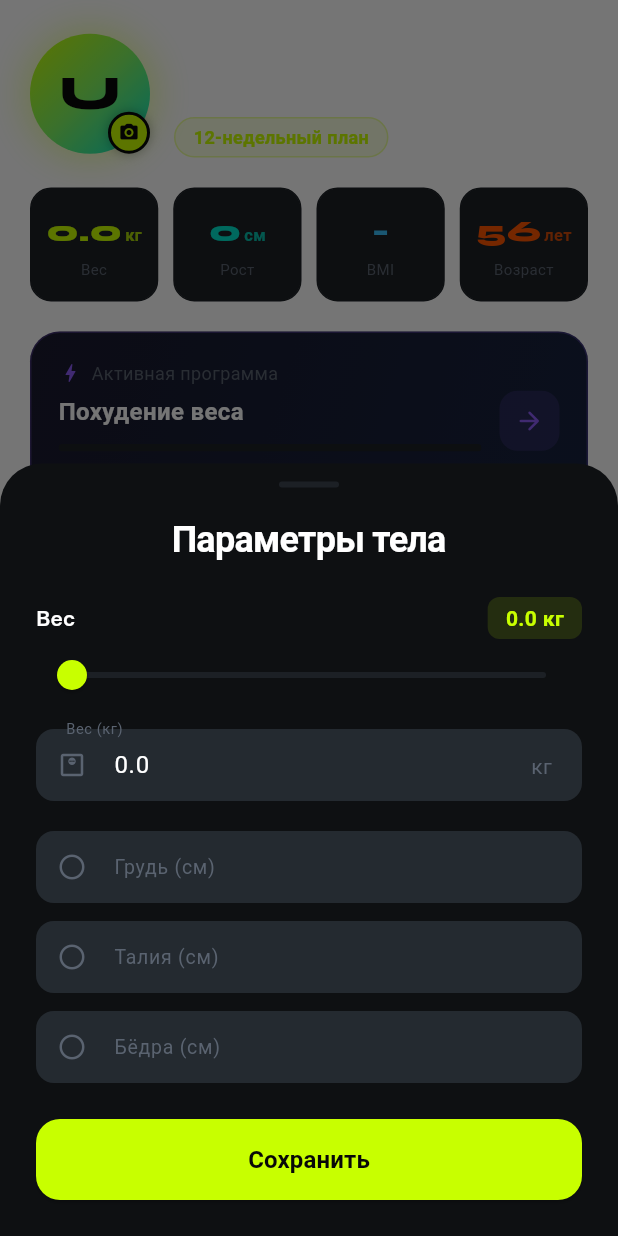
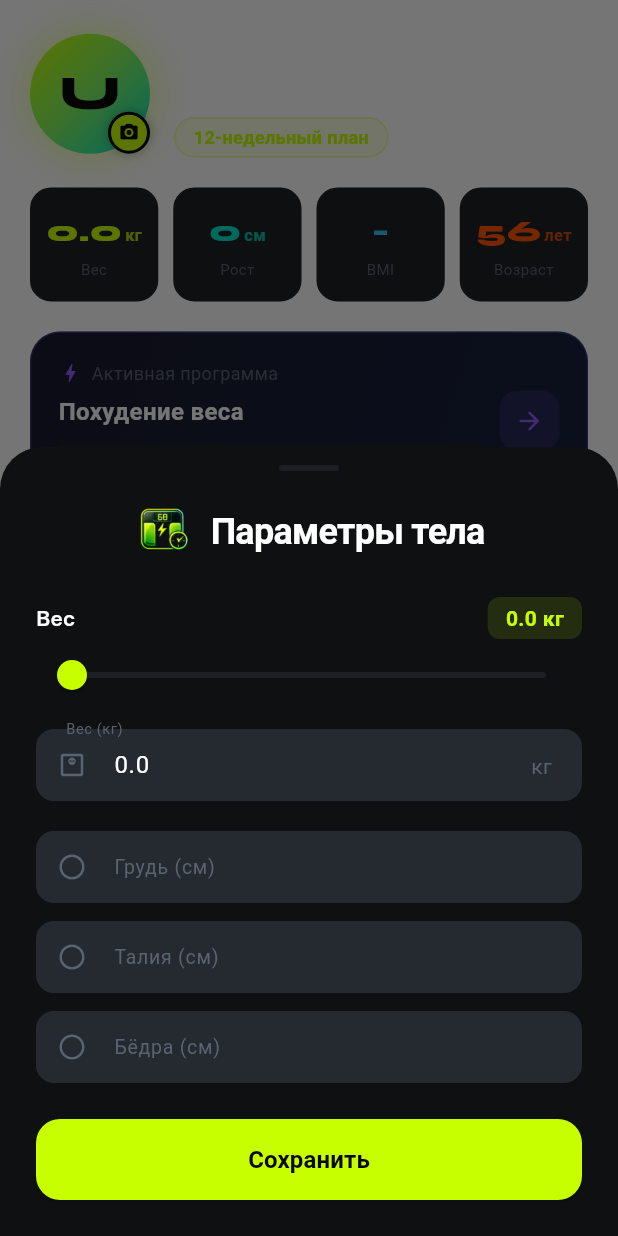
Before and after one commit to maksimyugov89/fitnesbuster, a Flutter app: the ProfileScreen screen opened directly, after a tap on "Параметры тела", on a phone screen of 412 x 824 dp. Run offline on Flutter 3.47's test engine with Material 3 defaults, Android fonts, the phone set to English and light mode, and no system bars; our stand-ins replace bloc, cached_network_image, cloud_firestore, cloud_functions, connectivity_plus, equatable and 22 more; missing offline and left inert: health, mobile_scanner, model_viewer_plus, openfoodfacts; accounts and stored records are empty; project files that could hold a hidden picture were left out.

Commit message:
Wire up the 12 unused illustrated icons in assets/icons
AppImages already listed paths for all 12 (Bluetooth_Devices,
Calorie_Counter, Camera_&_Avatar, Exercises, Notifications, Nutrition,
Progress_Analytics, Running, Strength_Training, Supplements,
Weight_Tracker, Workout_Timer) but nothing in lib/ ever referenced the
class — dead assets sitting in the bundle. Placed each where it
matches an existing feature:

- Bluetooth_Devices  → Health Sync screen header (replaces plain sync icon)
- Camera_&_Avatar    → avatar picker sheet header
- Weight_Tracker     → Body Params sheet header (new SheetWrapper.iconAsset)
- Notifications      → Notifications sheet header (same iconAsset param)
- Nutrition          → Nutrition screen header
- Calorie_Counter    → daily calorie progress card
- Exercises          → Exercise browser app bar title
- Workout_Timer      → prep/rest phase label during workout execution
- Running / Strength_Training → onboarding running-preference cards
  (replaces the 🏃/🏋 emoji placeholders)
- Supplements        → supplement cards in the AI meal plan
- Progress_Analytics → Progress screen header

SheetWrapper gained an optional `iconAsset` param instead of
duplicating header-building code per sheet.

Co-Authored-By: Claude Sonnet 5 <noreply@anthropic.com>

```diff
--- a/lib/presentation/screens/nutrition/meal_plan_screen.dart
+++ b/lib/presentation/screens/nutrition/meal_plan_screen.dart
@@ -6,6 +6,7 @@ import 'package:fitnesbuster/core/localization/app_localizations.dart';
 import 'package:go_router/go_router.dart';
 import 'package:fitnesbuster/core/theme/app_theme.dart' hide AppTheme;
 import 'package:fitnesbuster/core/theme/dynamic_theme.dart';
+import 'package:fitnesbuster/core/theme/app_images.dart';
 import 'package:fitnesbuster/core/di/injection.dart';
 import 'package:fitnesbuster/domain/repositories/i_user_repository.dart';
 import 'package:fitnesbuster/data/models/ai_meal_plan.dart';
@@ -494,7 +495,7 @@ class _MealPlanScreenState extends State<MealPlanScreen> {
       child: Row(
         crossAxisAlignment: CrossAxisAlignment.start,
         children: [
-          const Text('💊', style: TextStyle(fontSize: 20)),
+          Image.asset(AppImages.supplements, width: 28, height: 28),
           const SizedBox(width: 12),
           Expanded(
             child: Column(
--- a/lib/presentation/widgets/nutrition/daily_progress_card.dart
+++ b/lib/presentation/widgets/nutrition/daily_progress_card.dart
@@ -1,5 +1,6 @@
 import 'package:flutter/material.dart';
 import 'package:fitnesbuster/core/theme/dynamic_theme.dart';
+import 'package:fitnesbuster/core/theme/app_images.dart';
 import 'package:fitnesbuster/core/localization/app_localizations.dart';
 
 class DailyProgressCard extends StatelessWidget {
@@ -38,6 +39,8 @@ class DailyProgressCard extends StatelessWidget {
         children: [
           Row(
             children: [
+              Image.asset(AppImages.calorieCounter, width: 22, height: 22),
+              const SizedBox(width: 6),
               Text(
                 isOverLimit
                     ? context.l10n.mealExceeded(totalEaten)
--- a/lib/presentation/widgets/nutrition/nutrition_header.dart
+++ b/lib/presentation/widgets/nutrition/nutrition_header.dart
@@ -1,6 +1,7 @@
 import 'package:flutter/material.dart';
 import 'package:fitnesbuster/core/theme/app_theme.dart' hide AppTheme;
 import 'package:fitnesbuster/core/theme/dynamic_theme.dart';
+import 'package:fitnesbuster/core/theme/app_images.dart';
 import 'package:fitnesbuster/core/localization/app_localizations.dart';
 
 class NutritionHeader extends StatelessWidget {
@@ -23,6 +24,8 @@ class NutritionHeader extends StatelessWidget {
       child: Row(
         crossAxisAlignment: CrossAxisAlignment.center,
         children: [
+          Image.asset(AppImages.nutrition, width: 44, height: 44),
+          const SizedBox(width: 10),
           Expanded(
             child: Column(
               crossAxisAlignment: CrossAxisAlignment.start,
--- a/lib/presentation/widgets/profile/profile_edit_sheets.dart
+++ b/lib/presentation/widgets/profile/profile_edit_sheets.dart
@@ -2,6 +2,7 @@ import 'dart:io';
 import 'package:flutter/material.dart';
 import 'package:fitnesbuster/core/theme/app_theme.dart' hide AppTheme;
 import 'package:fitnesbuster/core/theme/dynamic_theme.dart';
+import 'package:fitnesbuster/core/theme/app_images.dart';
 import 'package:fitnesbuster/core/constants/avatar_presets.dart';
 import 'package:fitnesbuster/core/localization/app_localizations.dart';
 import 'package:fitnesbuster/presentation/widgets/profile/profile_sheet_widgets.dart';
@@ -295,6 +296,7 @@ class _BodyParamsSheetState extends State<BodyParamsSheet> {
     final l10n = context.l10n;
     return SheetWrapper(
       title: l10n.bodyParamsLabel,
+      iconAsset: AppImages.weightTracker,
       child: Column(
         children: [
           NumSlider(
@@ -631,6 +633,7 @@ class _NotificationsSheetState extends State<NotificationsSheet> {
     final colors = AppTheme.of(context);
     return SheetWrapper(
       title: context.l10n.notificationsLabel,
+      iconAsset: AppImages.notifications,
       child: Column(
         children: [
           NotifToggle(
--- a/lib/presentation/widgets/profile/profile_sheet_widgets.dart
+++ b/lib/presentation/widgets/profile/profile_sheet_widgets.dart
@@ -6,7 +6,16 @@ import 'package:fitnesbuster/core/localization/app_localizations.dart';
 class SheetWrapper extends StatelessWidget {
   final String title;
   final Widget child;
-  const SheetWrapper({super.key, required this.title, required this.child});
+
+  /// Optional illustrated icon (e.g. an [AppImages] asset) shown beside the
+  /// title instead of the bare text header.
+  final String? iconAsset;
+  const SheetWrapper({
+    super.key,
+    required this.title,
+    required this.child,
+    this.iconAsset,
+  });
 
   @override
   Widget build(BuildContext context) {
@@ -35,7 +44,16 @@ class SheetWrapper extends StatelessWidget {
               ),
             ),
             const SizedBox(height: 20),
-            Text(title, style: AppTextStyles.titleL),
+            iconAsset == null
+                ? Text(title, style: AppTextStyles.titleL)
+                : Row(
+                    mainAxisSize: MainAxisSize.min,
+                    children: [
+                      Image.asset(iconAsset!, width: 40, height: 40),
+                      const SizedBox(width: 12),
+                      Text(title, style: AppTextStyles.titleL),
+                    ],
+                  ),
             const SizedBox(height: 24),
             child,
           ],
--- a/lib/presentation/widgets/progress/progress_cards.dart
+++ b/lib/presentation/widgets/progress/progress_cards.dart
@@ -2,6 +2,7 @@ import 'package:flutter/material.dart';
 import 'package:go_router/go_router.dart';
 import 'package:fitnesbuster/core/theme/app_theme.dart' hide AppTheme;
 import 'package:fitnesbuster/core/theme/dynamic_theme.dart';
+import 'package:fitnesbuster/core/theme/app_images.dart';
 import 'package:fitnesbuster/core/localization/app_localizations.dart';
 import 'package:fitnesbuster/core/router/app_router.dart';
 
@@ -309,6 +310,8 @@ class ProgressHeader extends StatelessWidget {
       padding: const EdgeInsets.fromLTRB(20, 16, 20, 12),
       child: Row(
         children: [
+          Image.asset(AppImages.progressAnalytics, width: 36, height: 36),
+          const SizedBox(width: 10),
           Text(context.l10n.navProgress, style: AppTextStyles.displayM),
           const Spacer(),
           Container(
```
Also changed, not shown: lib/presentation/screens/onboarding/workout_location_screen.dart (+9 -5 lines), lib/presentation/screens/profile/health_sync_screen.dart (+2 -13 lines), lib/presentation/screens/workout/exercise_browser_screen.dart (+9 -1 lines), lib/presentation/screens/workout/workout_execution_screen.dart (+9 -1 lines), lib/presentation/widgets/profile/avatar_picker_sheet.dart (+11 -3 lines).
